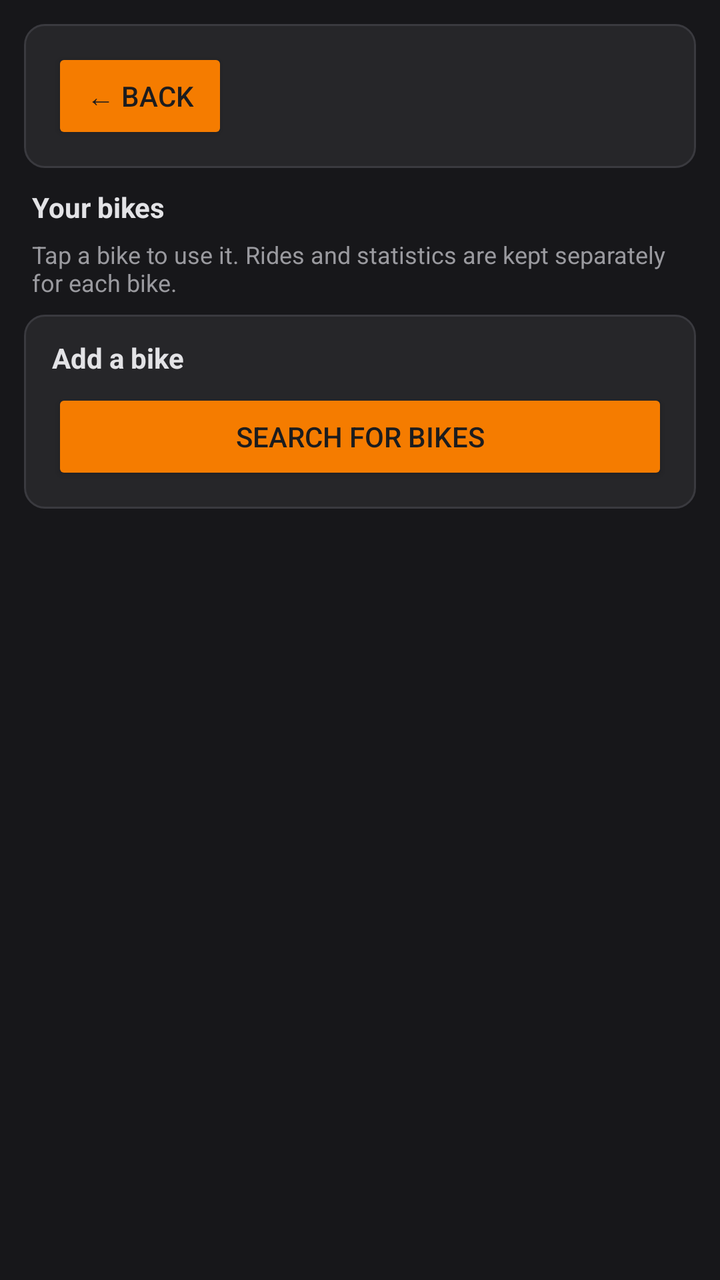
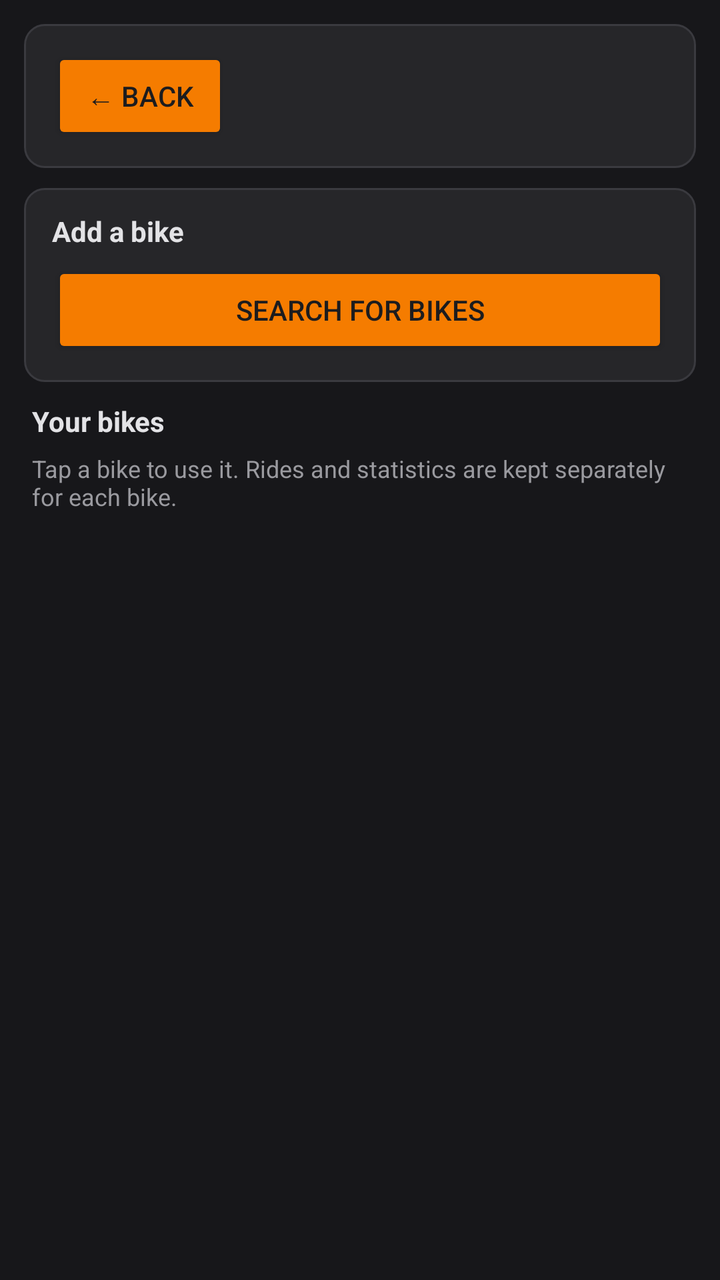

An Android layout rendered at two revisions. The XML below is the earlier revision; the diff shows what the commit changed to produce the second picture.
<!-- AndroidManifest.xml: application theme Theme.AppCompat.DayNight.NoActionBar -->
<!-- res/layout/screen_devices.xml -->
<?xml version="1.0" encoding="utf-8"?>
<ScrollView xmlns:android="http://schemas.android.com/apk/res/android"
    android:layout_width="match_parent"
    android:layout_height="match_parent"
    android:background="@color/page_bg">

    <LinearLayout
        android:orientation="vertical"
        android:layout_width="match_parent"
        android:layout_height="wrap_content"
        android:padding="12dp">

        <LinearLayout style="@style/CardContainer">
            <Button android:id="@+id/backBtn" style="@style/AmberButton" android:text="@string/back" />
        </LinearLayout>

        <TextView style="@style/CardTitle" android:paddingStart="4dp" android:text="@string/devices_title" />
        <TextView
            style="@style/HintText"
            android:paddingStart="4dp"
            android:paddingBottom="8dp"
            android:text="@string/devices_hint" />
        <TextView
            android:id="@+id/devicesEmpty"
            style="@style/HintText"
            android:visibility="gone"
            android:paddingStart="4dp"
            android:paddingBottom="8dp"
            android:text="@string/devices_empty" />

        <LinearLayout
            android:id="@+id/deviceList"
            android:orientation="vertical"
            android:layout_width="match_parent"
            android:layout_height="wrap_content" />

        <LinearLayout style="@style/CardContainer">
            <TextView style="@style/CardTitle" android:text="@string/devices_add_title" />
            <Button android:id="@+id/scanBtn" style="@style/AmberButton" android:layout_width="match_parent" android:text="@string/devices_scan" />
            <TextView android:id="@+id/scanStatus" style="@style/HintText" android:paddingTop="6dp" android:visibility="gone" />
            <LinearLayout
                android:id="@+id/foundList"
                android:orientation="vertical"
                android:layout_width="match_parent"
                android:layout_height="wrap_content" />
        </LinearLayout>

    </LinearLayout>
</ScrollView>
<!-- resources referenced by this layout -->
<resources>
  <color name="page_bg">#FF17171A</color>
  <string name="back">← Back</string>
  <string name="devices_add_title">Add a bike</string>
  <string name="devices_empty">No bikes yet. Search below to add one.</string>
  <string name="devices_hint">Tap a bike to use it. Rides and statistics are kept separately for each bike.</string>
  <string name="devices_scan">Search for bikes</string>
  <string name="devices_title">Your bikes</string>
  <style name="AmberButton">
          <item name="android:layout_width">wrap_content</item>
          <item name="android:layout_height">wrap_content</item>
          <item name="android:textColor">@color/on_amber</item>
          <item name="android:backgroundTint">@color/amber</item>
      </style>
  <style name="CardContainer">
          <item name="android:orientation">vertical</item>
          <item name="android:background">@drawable/card_bg</item>
          <item name="android:paddingStart">14dp</item>
          <item name="android:paddingEnd">14dp</item>
          <item name="android:paddingTop">12dp</item>
          <item name="android:paddingBottom">12dp</item>
          <item name="android:layout_marginBottom">10dp</item>
          <item name="android:layout_width">match_parent</item>
          <item name="android:layout_height">wrap_content</item>
      </style>
  <style name="CardTitle">
          <item name="android:layout_width">wrap_content</item>
          <item name="android:layout_height">wrap_content</item>
          <item name="android:textColor">@color/accent_text</item>
          <item name="android:textSize">14sp</item>
          <item name="android:textStyle">bold</item>
          <item name="android:paddingBottom">6dp</item>
      </style>
  <style name="HintText">
          <item name="android:layout_width">wrap_content</item>
          <item name="android:layout_height">wrap_content</item>
          <item name="android:textColor">@color/text_hint</item>
          <item name="android:textSize">12sp</item>
      </style>
  <color name="on_amber">#FF1C1C1E</color>
  <color name="amber">#FFF57C00</color>
  <!-- drawable card_bg (drawable) -->
  <?xml version="1.0" encoding="utf-8"?>
  <shape xmlns:android="http://schemas.android.com/apk/res/android" android:shape="rectangle">
      <solid android:color="@color/card_bg" />
      <corners android:radius="10dp" />
      <stroke android:width="1dp" android:color="@color/card_border" />
  </shape>
  <color name="accent_text">#FFE3E3E6</color>
  <color name="text_hint">#FF9A9A9F</color>
  <color name="card_bg">#FF262629</color>
  <color name="card_border">#FF3A3A3F</color>
</resources>

<!-- the commit's change to res/layout/screen_devices.xml (unified diff, before → after) -->
@@ -12,6 +12,31 @@
 
         <LinearLayout style="@style/CardContainer">
             <Button android:id="@+id/backBtn" style="@style/AmberButton" android:text="@string/back" />
+        </LinearLayout>
+
+        <LinearLayout style="@style/CardContainer">
+
+            <TextView
+                style="@style/CardTitle"
+                android:text="@string/devices_add_title" />
+
+            <Button
+                android:id="@+id/scanBtn"
+                style="@style/AmberButton"
+                android:layout_width="match_parent"
+                android:text="@string/devices_scan" />
+
+            <TextView
+                android:id="@+id/scanStatus"
+                style="@style/HintText"
+                android:paddingTop="6dp"
+                android:visibility="gone" />
+
+            <LinearLayout
+                android:id="@+id/foundList"
+                android:layout_width="match_parent"
+                android:layout_height="wrap_content"
+                android:orientation="vertical" />
         </LinearLayout>
 
         <TextView style="@style/CardTitle" android:paddingStart="4dp" android:text="@string/devices_title" />
@@ -34,16 +59,5 @@
             android:layout_width="match_parent"
             android:layout_height="wrap_content" />
 
-        <LinearLayout style="@style/CardContainer">
-            <TextView style="@style/CardTitle" android:text="@string/devices_add_title" />
-            <Button android:id="@+id/scanBtn" style="@style/AmberButton" android:layout_width="match_parent" android:text="@string/devices_scan" />
-            <TextView android:id="@+id/scanStatus" style="@style/HintText" android:paddingTop="6dp" android:visibility="gone" />
-            <LinearLayout
-                android:id="@+id/foundList"
-                android:orientation="vertical"
-                android:layout_width="match_parent"
-                android:layout_height="wrap_content" />
-        </LinearLayout>
-
     </LinearLayout>
 </ScrollView>
